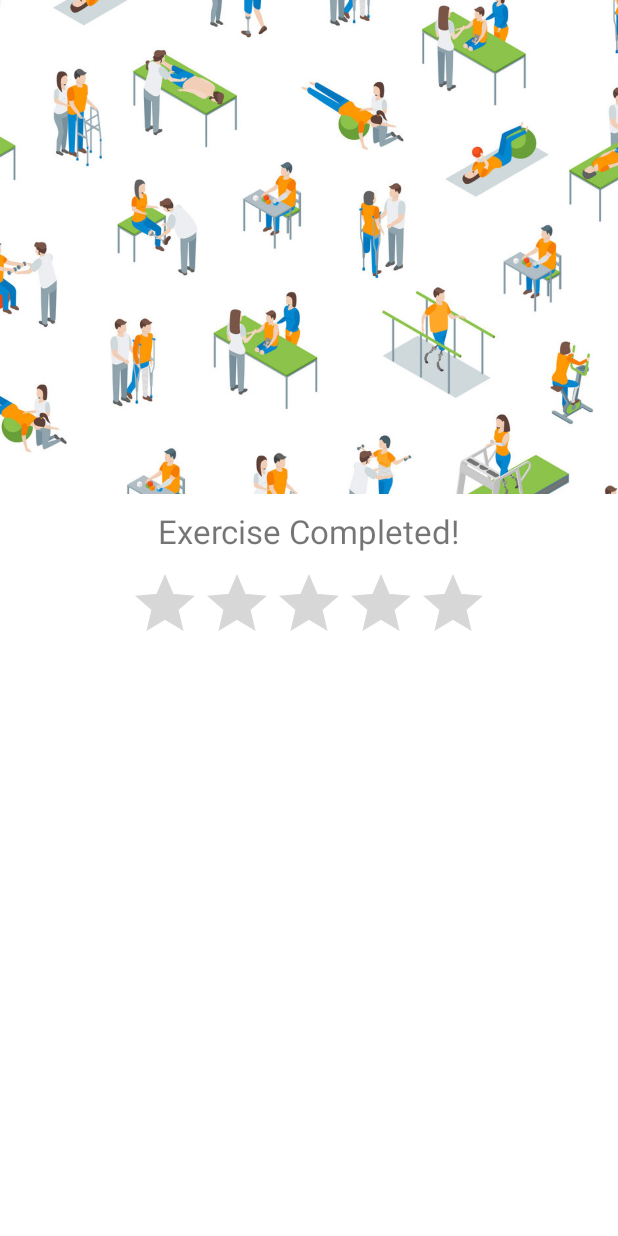
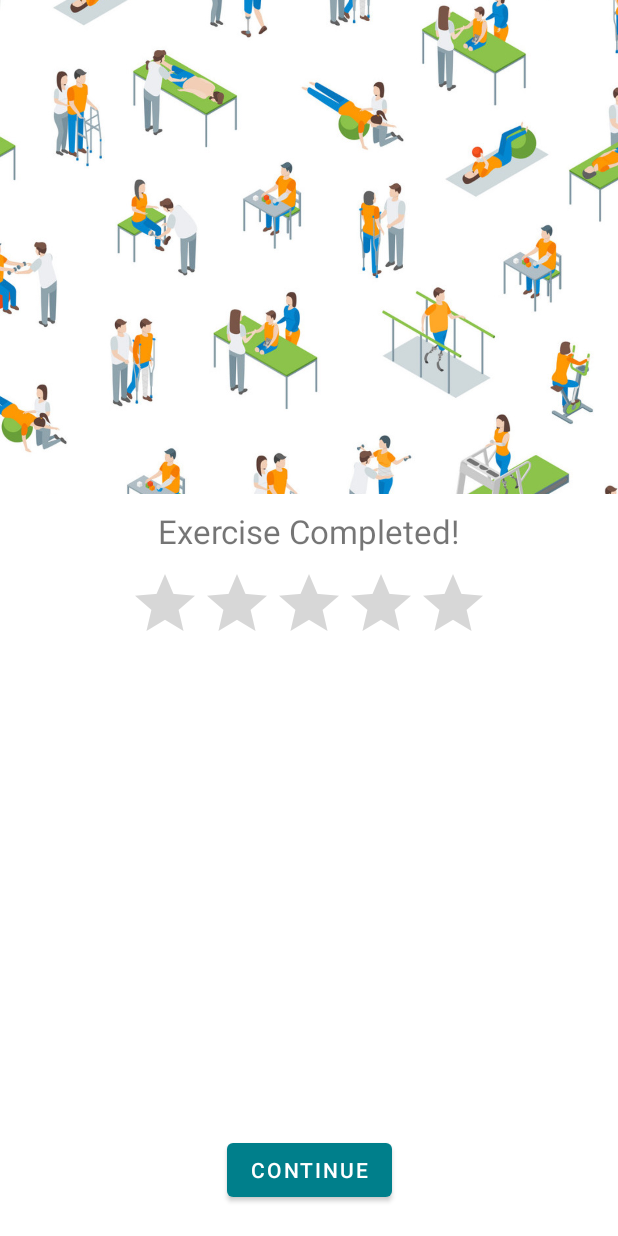
Before and after one commit to AdityaPadia/PoseLandmarker, an Android app: the ExercisePerformanceActivity screen opened directly, with no data from a screen before it, on a phone screen of 412 x 824 dp. Run offline under Robolectric (Android 15) with nearby library versions, the phone set to English and light mode, and no system bars.

Commit message:
Minor bug fixes - backButtonPressed navigation

```diff
--- a/android/app/src/main/java/com/google/mediapipe/examples/poselandmarker/ExercisePerformanceActivity.kt
+++ b/android/app/src/main/java/com/google/mediapipe/examples/poselandmarker/ExercisePerformanceActivity.kt
@@ -1,8 +1,10 @@
 package com.google.mediapipe.examples.poselandmarker
 
+import android.content.Intent
 import androidx.appcompat.app.AppCompatActivity
 import android.os.Bundle
 import android.util.Log
+import android.widget.Button
 import android.widget.RatingBar
 import android.widget.TextView
 
@@ -10,7 +12,16 @@ class ExercisePerformanceActivity : AppCompatActivity() {
     override fun onCreate(savedInstanceState: Bundle?) {
         super.onCreate(savedInstanceState)
         setContentView(R.layout.activity_exercise_performance)
+
         val ratingBar = findViewById<RatingBar>(R.id.ratingBar)
+        val btnGoHome = findViewById<Button>(R.id.btnGoHome)
+
+        btnGoHome.setOnClickListener {
+            Intent(applicationContext, HomeActivity::class.java).also {
+                startActivity(it)
+                finish()
+            }
+        }
 
         val args = intent.extras
 
@@ -37,4 +48,8 @@ class ExercisePerformanceActivity : AppCompatActivity() {
             tvExerciseCounter.text = mistakesPerMinute
         }
     }
+
+    override fun onBackPressed() {
+        finish()
+    }
 }
--- a/android/app/src/main/java/com/google/mediapipe/examples/poselandmarker/HomeActivity.kt
+++ b/android/app/src/main/java/com/google/mediapipe/examples/poselandmarker/HomeActivity.kt
@@ -146,4 +146,8 @@ class HomeActivity : AppCompatActivity() {
 
         fragmentTransaction.commit()
     }
+
+    override fun onBackPressed() {
+        finish()
+    }
 }
--- a/android/app/src/main/java/com/google/mediapipe/examples/poselandmarker/MainActivity.kt
+++ b/android/app/src/main/java/com/google/mediapipe/examples/poselandmarker/MainActivity.kt
@@ -57,12 +57,14 @@ class MainActivity : AppCompatActivity() {
             Log.d("LOGIN : ","User is logged in")
             Intent(this, HomeActivity::class.java).also{
                 startActivity(it)
+                finish()
             }
         }
         else {
             Log.d("LOGIN : ", "User is not logged in")
             Intent(this, LoginActivity::class.java).also {
                 startActivity(it)
+                finish()
             }
         }
     }
--- a/android/app/src/main/java/com/google/mediapipe/examples/poselandmarker/VideoCameraActivity.kt
+++ b/android/app/src/main/java/com/google/mediapipe/examples/poselandmarker/VideoCameraActivity.kt
@@ -262,6 +262,7 @@ class VideoCameraActivity : AppCompatActivity(), DataTransfer, SyncInterface, Mi
         Intent(applicationContext, ExercisePerformanceActivity::class.java).also {
             it.putExtra("mistakesPerMinute", mistakesPerMinute.toString())
             startActivity(it)
+            finish()
         }
     }
 }
--- a/android/app/src/main/res/layout/activity_exercise_performance.xml
+++ b/android/app/src/main/res/layout/activity_exercise_performance.xml
@@ -83,6 +83,17 @@
                 app:layout_constraintTop_toTopOf="parent"
             />
 
+            <Button
+                android:id="@+id/btnGoHome"
+                android:layout_width="wrap_content"
+                android:layout_height="wrap_content"
+                android:text="Continue"
+                android:layout_margin="20dp"
+                app:layout_constraintStart_toStartOf="parent"
+                app:layout_constraintEnd_toEndOf="parent"
+                app:layout_constraintBottom_toBottomOf="parent"
+            />
+
         </androidx.constraintlayout.widget.ConstraintLayout>
 
 
```
